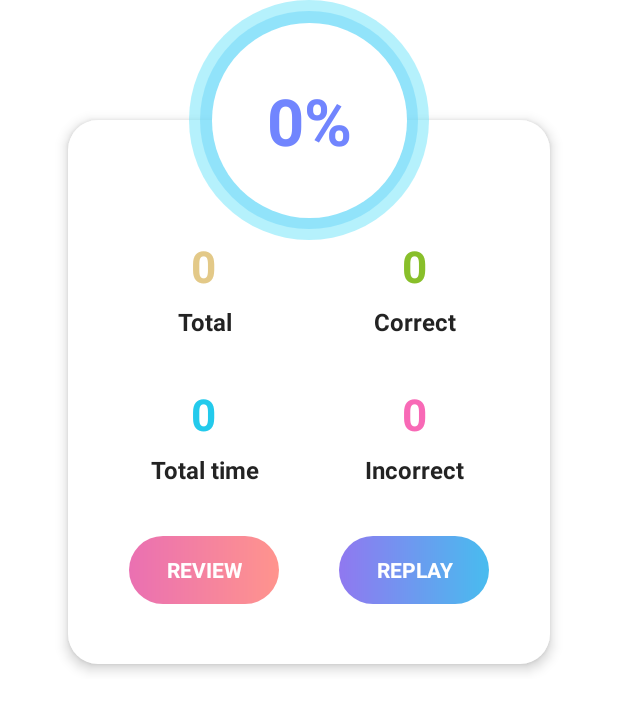
After one commit to khongphaiduycuannn/Practice-for-TOEIC-Test-Rebuild, an Android app: the layout view_test_result_card.xml on its own in the app's theme, with its tools: preview values and no code run, on a phone screen of 412 x 824 dp. The commit adds this screen. Shown: the top 711 px of the screen. Run offline under Robolectric (Android 15) with nearby library versions, the phone set to English and light mode, and no system bars.

Commit message:
Add UI topic result fragment.

```diff
--- a/app/src/main/res/layout/fragment_test_result.xml
+++ b/app/src/main/res/layout/fragment_test_result.xml
@@ -1,13 +1,57 @@
 <?xml version="1.0" encoding="utf-8"?>
-<FrameLayout xmlns:android="http://schemas.android.com/apk/res/android"
+<ScrollView xmlns:android="http://schemas.android.com/apk/res/android"
+    xmlns:app="http://schemas.android.com/apk/res-auto"
     xmlns:tools="http://schemas.android.com/tools"
-    android:layout_width="match_parent"
-    android:layout_height="match_parent"
+    android:layout_width="fill_parent"
+    android:layout_height="fill_parent"
     tools:context=".ui.test.TestResultFragment">
 
-    <TextView
+    <FrameLayout
         android:layout_width="match_parent"
-        android:layout_height="match_parent"
-        android:text="@string/hello_blank_fragment" />
+        android:layout_height="wrap_content">
 
-</FrameLayout>
+        <LinearLayout
+            android:layout_width="match_parent"
+            android:layout_height="300dp"
+            android:background="@drawable/bg_test_result" />
+
+        <LinearLayout
+            android:layout_width="match_parent"
+            android:layout_height="match_parent"
+            android:orientation="vertical">
+
+            <androidx.appcompat.widget.Toolbar
+                android:id="@+id/toolbar"
+                android:layout_width="match_parent"
+                android:layout_height="84dp"
+                android:background="#FFFFFF"
+                android:elevation="4dp"
+                android:paddingTop="30dp"
+                app:layout_constraintEnd_toEndOf="parent"
+                app:layout_constraintStart_toStartOf="parent"
+                app:layout_constraintTop_toTopOf="parent"
+                app:navigationIcon="@drawable/ic_back"
+                app:title="Result"
+                app:titleTextAppearance="@style/title_style" />
+
+            <LinearLayout
+                android:layout_width="match_parent"
+                android:layout_height="match_parent"
+                android:orientation="vertical">
+
+                <include
+                    android:id="@+id/test_detail_card"
+                    layout="@layout/view_test_result_card"
+                    android:layout_width="match_parent"
+                    android:layout_height="wrap_content"
+                    android:layout_marginTop="30dp" />
+
+                <include
+                    android:id="@+id/test_result_bar"
+                    layout="@layout/view_test_result_bar"
+                    android:layout_width="match_parent"
+                    android:layout_height="match_parent" />
+            </LinearLayout>
+        </LinearLayout>
+    </FrameLayout>
+</ScrollView>
--- /dev/null
+++ b/app/src/main/res/layout/view_test_result_card.xml
@@ -0,0 +1,205 @@
+<?xml version="1.0" encoding="utf-8"?>
+<androidx.constraintlayout.widget.ConstraintLayout xmlns:android="http://schemas.android.com/apk/res/android"
+    xmlns:app="http://schemas.android.com/apk/res-auto"
+    android:layout_width="match_parent"
+    android:layout_height="wrap_content">
+
+    <LinearLayout
+        android:id="@+id/linearLayout"
+        android:layout_width="match_parent"
+        android:layout_height="wrap_content"
+        app:layout_constraintBottom_toBottomOf="parent"
+        app:layout_constraintEnd_toEndOf="parent"
+        app:layout_constraintStart_toStartOf="parent"
+        app:layout_constraintTop_toTopOf="parent">
+
+        <androidx.constraintlayout.widget.ConstraintLayout
+            android:id="@+id/constraintLayout"
+            android:layout_width="match_parent"
+            android:layout_height="wrap_content"
+            android:layout_gravity="center"
+            android:layout_marginHorizontal="45dp"
+            android:layout_marginVertical="10dp"
+            android:background="@drawable/bg_test_progress_card"
+            android:elevation="5dp">
+
+            <TextView
+                android:id="@+id/txt_count_total_question"
+                android:layout_width="wrap_content"
+                android:layout_height="wrap_content"
+                android:padding="3dp"
+                android:text="0"
+                android:textColor="#E3C988"
+                android:textSize="29sp"
+                android:textStyle="bold"
+                app:layout_constraintBottom_toTopOf="@+id/txt_total_question"
+                app:layout_constraintEnd_toEndOf="@+id/txt_total_question"
+                app:layout_constraintStart_toStartOf="@+id/txt_total_question" />
+
+            <TextView
+                android:id="@+id/txt_total_question"
+                android:layout_width="100dp"
+                android:layout_height="wrap_content"
+                android:layout_marginTop="120dp"
+                android:gravity="center"
+                android:padding="3dp"
+                android:text="Total"
+                android:textColor="#232323"
+                android:textSize="16sp"
+                android:textStyle="bold"
+                app:layout_constraintEnd_toStartOf="@+id/txt_correct"
+                app:layout_constraintStart_toStartOf="parent"
+                app:layout_constraintTop_toTopOf="parent" />
+
+            <TextView
+                android:id="@+id/txt_count_correct"
+                android:layout_width="wrap_content"
+                android:layout_height="wrap_content"
+                android:padding="3dp"
+                android:text="0"
+                android:textColor="#88BF2A"
+                android:textSize="29sp"
+                android:textStyle="bold"
+                app:layout_constraintBottom_toTopOf="@+id/txt_correct"
+                app:layout_constraintEnd_toEndOf="@+id/txt_correct"
+                app:layout_constraintStart_toStartOf="@+id/txt_correct" />
+
+            <TextView
+                android:id="@+id/txt_correct"
+                android:layout_width="100dp"
+                android:layout_height="wrap_content"
+                android:layout_marginTop="120dp"
+                android:gravity="center"
+                android:padding="3dp"
+                android:text="Correct"
+                android:textColor="#232323"
+                android:textSize="16sp"
+                android:textStyle="bold"
+                app:layout_constraintEnd_toEndOf="parent"
+                app:layout_constraintStart_toEndOf="@+id/txt_total_question"
+                app:layout_constraintTop_toTopOf="parent" />
+
+            <TextView
+                android:id="@+id/txt_count_incorrect"
+                android:layout_width="wrap_content"
+                android:layout_height="wrap_content"
+                android:padding="3dp"
+                android:text="0"
+                android:textColor="#F869B6"
+                android:textSize="29sp"
+                android:textStyle="bold"
+                app:layout_constraintBottom_toTopOf="@+id/txt_incorrect"
+                app:layout_constraintEnd_toEndOf="@+id/txt_count_correct"
+                app:layout_constraintStart_toStartOf="@+id/txt_count_correct" />
+
+            <TextView
+                android:id="@+id/txt_incorrect"
+                android:layout_width="100dp"
+                android:layout_height="wrap_content"
+                android:layout_marginTop="70dp"
+                android:gravity="center"
+                android:padding="3dp"
+                android:text="Incorrect"
+                android:textColor="#232323"
+                android:textSize="16sp"
+                android:textStyle="bold"
+                app:layout_constraintStart_toStartOf="@+id/txt_correct"
+                app:layout_constraintTop_toBottomOf="@+id/txt_correct" />
+
+            <TextView
+                android:id="@+id/txt_count_total_time"
+                android:layout_width="wrap_content"
+                android:layout_height="wrap_content"
+                android:padding="3dp"
+                android:text="0"
+                android:textColor="#23CAEC"
+                android:textSize="29sp"
+                android:textStyle="bold"
+                app:layout_constraintBottom_toTopOf="@+id/txt_total_time"
+                app:layout_constraintEnd_toEndOf="@+id/txt_count_total_question"
+                app:layout_constraintStart_toStartOf="@+id/txt_count_total_question" />
+
+            <TextView
+                android:id="@+id/txt_total_time"
+                android:layout_width="100dp"
+                android:layout_height="wrap_content"
+                android:layout_marginTop="70dp"
+                android:gravity="center"
+                android:padding="3dp"
+                android:text="Total time"
+                android:textColor="#232323"
+                android:textSize="16sp"
+                android:textStyle="bold"
+                app:layout_constraintStart_toStartOf="@+id/txt_total_question"
+                app:layout_constraintTop_toBottomOf="@+id/txt_total_question" />
+
+            <TextView
+                android:id="@+id/btn_replay"
+                android:layout_width="100dp"
+                android:layout_height="45dp"
+                android:layout_marginTop="30dp"
+                android:layout_marginBottom="40dp"
+                android:background="@drawable/bg_button_practice"
+                android:gravity="center"
+                android:padding="5dp"
+                android:text="REPLAY"
+                android:textColor="#FFFFFF"
+                android:textStyle="bold"
+                app:layout_constraintBottom_toBottomOf="parent"
+                app:layout_constraintEnd_toEndOf="parent"
+                app:layout_constraintStart_toEndOf="@+id/btn_review"
+                app:layout_constraintTop_toBottomOf="@+id/txt_incorrect" />
+
+            <TextView
+                android:id="@+id/btn_review"
+                android:layout_width="100dp"
+                android:layout_height="45dp"
+                android:layout_marginTop="30dp"
+                android:layout_marginBottom="40dp"
+                android:background="@drawable/bg_button_next_practice"
+                android:gravity="center"
+                android:padding="5dp"
+                android:text="REVIEW"
+                android:textColor="#FFFFFF"
+                android:textStyle="bold"
+                app:layout_constraintBottom_toBottomOf="parent"
+                app:layout_constraintEnd_toStartOf="@+id/btn_replay"
+                app:layout_constraintStart_toStartOf="parent"
+                app:layout_constraintTop_toBottomOf="@+id/txt_total_time" />
+        </androidx.constraintlayout.widget.ConstraintLayout>
+    </LinearLayout>
+
+    <androidx.constraintlayout.widget.ConstraintLayout
+        android:layout_width="160dp"
+        android:layout_height="160dp"
+        android:layout_marginBottom="-90dp"
+        android:background="@drawable/bg_test_progress_card_header_1"
+        app:layout_constraintBottom_toTopOf="@+id/linearLayout"
+        app:layout_constraintEnd_toEndOf="parent"
+        app:layout_constraintStart_toStartOf="parent">
+
+        <androidx.constraintlayout.widget.ConstraintLayout
+            android:layout_width="145dp"
+            android:layout_height="145dp"
+            android:background="@drawable/bg_test_progress_card_header_2"
+            app:layout_constraintBottom_toBottomOf="parent"
+            app:layout_constraintEnd_toEndOf="parent"
+            app:layout_constraintStart_toStartOf="parent"
+            app:layout_constraintTop_toTopOf="parent">
+
+            <TextView
+                android:layout_width="130dp"
+                android:layout_height="130dp"
+                android:background="@drawable/bg_test_progress_card_header_3"
+                android:gravity="center"
+                android:text="0%"
+                android:textSize="43sp"
+                android:textStyle="bold"
+                android:textColor="#7185FE"
+                app:layout_constraintBottom_toBottomOf="parent"
+                app:layout_constraintEnd_toEndOf="parent"
+                app:layout_constraintStart_toStartOf="parent"
+                app:layout_constraintTop_toTopOf="parent" />
+        </androidx.constraintlayout.widget.ConstraintLayout>
+    </androidx.constraintlayout.widget.ConstraintLayout>
+</androidx.constraintlayout.widget.ConstraintLayout>
```
